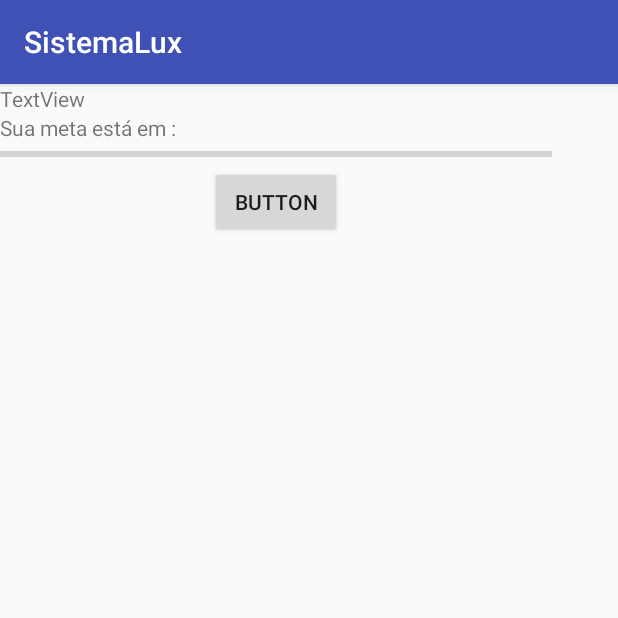
After one commit to vitorovalle/SistemaLux, an Android app: the FormMeta screen opened directly, with no data from a screen before it, on a phone screen of 412 x 824 dp, the top half of it. The commit adds this screen. Run offline under Robolectric (Android 15) with nearby library versions, the phone set to English and light mode, and no system bars.

Commit message:
Commit 13

```diff
--- a/app/src/main/AndroidManifest.xml
+++ b/app/src/main/AndroidManifest.xml
@@ -24,7 +24,8 @@
         <uses-permission android:name="android.permission.INTERNET" />
         <uses-permission android:name="android.permission.ACCESS_NETWORK_STATE" />
 
-        <activity android:name=".Webservice.DownloadDados"></activity>
+        <activity android:name=".Webservice.DownloadDados" />
+        <activity android:name=".FormMeta"></activity>
     </application>
 
 </manifest>
--- a/app/src/main/java/principal/sistemalux/FormDespesa.java
+++ b/app/src/main/java/principal/sistemalux/FormDespesa.java
@@ -1,5 +1,6 @@
 package principal.sistemalux;
 
+import android.content.Intent;
 import android.support.v7.app.AppCompatActivity;
 import android.os.Bundle;
 
@@ -9,28 +10,34 @@ import java.util.List;
 import principal.sistemalux.modelo.Ambiente;
 import principal.sistemalux.modelo.Despesa;
 import principal.sistemalux.modelo.Dispositivo;
+import principal.sistemalux.modelo.Tarifa;
 
 public class FormDespesa extends AppCompatActivity {
 
     Despesa despesa;
     Ambiente ambiente;
     Dispositivo dispositivo;
+    Tarifa consumo;
 
-    int ambienteEscolhido, despesaTotal;
+    int ambienteEscolhido, despesaTotal, dispositivoEscolhido, tempoDeUsoDiario;
 
     @Override
     protected void onCreate(Bundle savedInstanceState) {
         super.onCreate(savedInstanceState);
+
+        Intent i = getIntent();
+        consumo = (Tarifa) i.getSerializableExtra("consumo-enviado");
 
         }
 
     public int calculaDespesa(){
 
         ambienteEscolhido = ambiente.getIdAmbiente();
+        dispositivoEscolhido = dispositivo.getConsumoDispositivo();
+        tempoDeUsoDiario = dispositivo.getTempoDeUsoDiario();
 
         List<Despesa> somaConsumo = new ArrayList<>();
 
-       // for (ambienteEscolhido == dispositivo.getIdDispositivo()
 
 
         return despesaTotal;
--- /dev/null
+++ b/app/src/main/java/principal/sistemalux/FormMeta.java
@@ -0,0 +1,27 @@
+package principal.sistemalux;
+
+import android.support.v7.app.AppCompatActivity;
+import android.os.Bundle;
+import android.widget.Button;
+import android.widget.ProgressBar;
+import android.widget.TextView;
+
+public class FormMeta extends AppCompatActivity {
+
+    TextView ambienteShow;
+    ProgressBar progressoMeta;
+    Button btnVoltar;
+
+    @Override
+    protected void onCreate(Bundle savedInstanceState) {
+        super.onCreate(savedInstanceState);
+        setContentView(R.layout.activity_form_meta);
+
+        ambienteShow = (TextView) findViewById(R.id.ambienteShow);
+        progressoMeta = (ProgressBar) findViewById(R.id.progressoMeta);
+        btnVoltar = (Button) findViewById(R.id.btnVoltar);
+
+        int maxValor = progressoMeta.getMax();
+        int progValor = progressoMeta.getProgress();
+    }
+}
--- /dev/null
+++ b/app/src/main/res/layout/activity_form_meta.xml
@@ -0,0 +1,41 @@
+<?xml version="1.0" encoding="utf-8"?>
+<android.support.constraint.ConstraintLayout xmlns:android="http://schemas.android.com/apk/res/android"
+    xmlns:app="http://schemas.android.com/apk/res-auto"
+    xmlns:tools="http://schemas.android.com/tools"
+    android:layout_width="match_parent"
+    android:layout_height="match_parent"
+    tools:context="principal.sistemalux.FormMeta">
+
+    <LinearLayout
+        android:layout_width="368dp"
+        android:layout_height="495dp"
+        android:orientation="vertical"
+        tools:layout_editor_absoluteY="8dp"
+        tools:layout_editor_absoluteX="8dp">
+
+        <TextView
+            android:id="@+id/ambienteShow"
+            android:layout_width="match_parent"
+            android:layout_height="wrap_content"
+            android:text="TextView" />
+
+        <TextView
+            android:id="@+id/informe"
+            android:layout_width="match_parent"
+            android:layout_height="wrap_content"
+            android:text="@string/informemeta" />
+
+        <ProgressBar
+            android:id="@+id/progressoMeta"
+            style="?android:attr/progressBarStyleHorizontal"
+            android:layout_width="match_parent"
+            android:layout_height="wrap_content" />
+
+        <Button
+            android:id="@+id/btnVoltar"
+            android:layout_width="wrap_content"
+            android:layout_height="wrap_content"
+            android:layout_gravity="center_horizontal"
+            android:text="Button" />
+    </LinearLayout>
+</android.support.constraint.ConstraintLayout>
--- a/app/src/main/res/values/strings.xml
+++ b/app/src/main/res/values/strings.xml
@@ -12,4 +12,5 @@
     <string name="hrs20">Entre 18 e 20 horas</string>
     <string name="hrs22">Entre 20 e 22 horas</string>
     <string name="hrs24">Entre 22 e 24 horas</string>
+    <string name="informemeta">Sua meta está em :</string>
 </resources>
```
